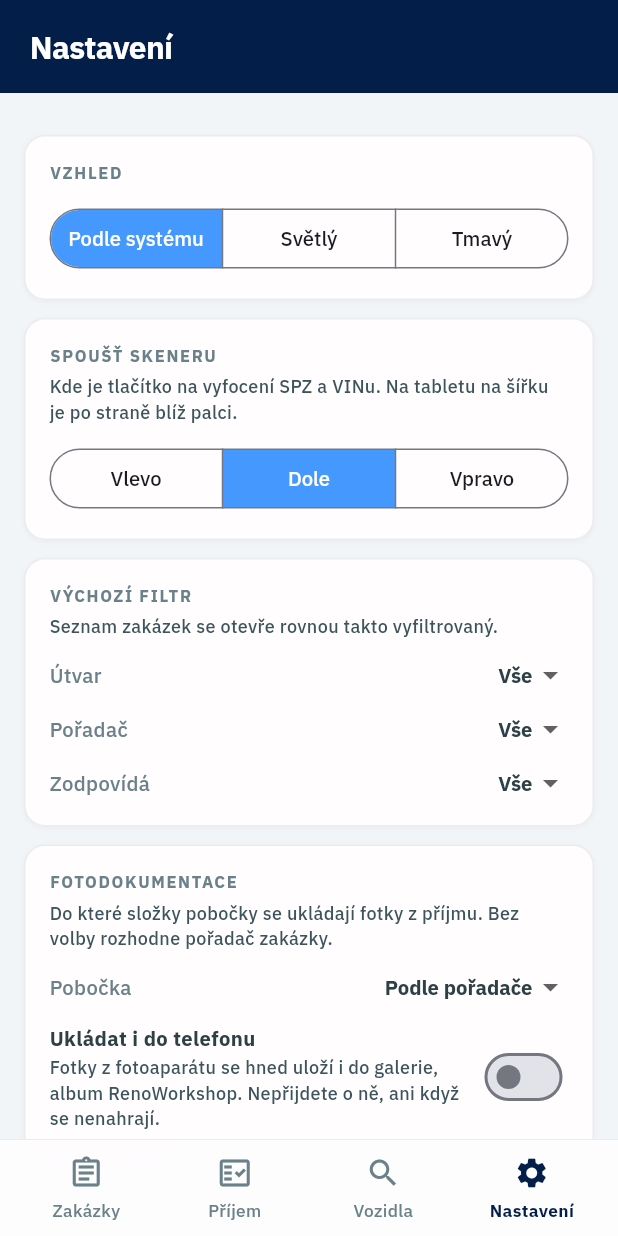
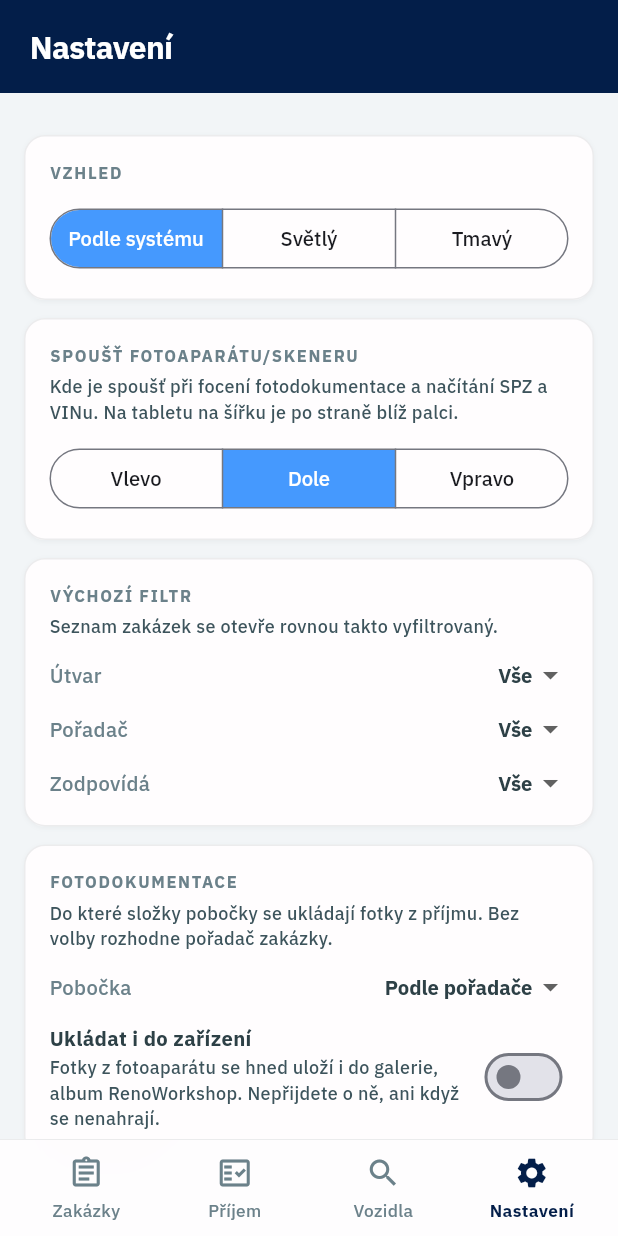
Before and after one commit to JanSvihalek/RenoWorkshop, a Flutter app: the SettingsScreen screen opened by its route, on a phone screen of 412 x 824 dp. Run offline on Flutter 3.47's test engine with Material 3 defaults, Android fonts, the phone set to English and light mode, and no system bars; our stand-ins replace camera, file_picker, firebase_auth, firebase_core, flutter_riverpod, go_router and 5 more; missing offline and left inert: gal, google_mlkit_text_recognition; accounts and stored records are empty; project files that could hold a hidden picture were left out.

Commit message:
Nastavení: spoušť fotoaparátu/skeneru, ukládání do zařízení
Volba polohy spouště platí i pro sériové focení, ne jen pro skener -
nadpis i popis to teď říkají. Záloha fotek „do zařízení", protože
aplikace běží i na tabletech.

Co-Authored-By: Claude Opus 5 <noreply@anthropic.com>

```diff
--- a/lib/src/features/settings/presentation/screens/settings_screen.dart
+++ b/lib/src/features/settings/presentation/screens/settings_screen.dart
@@ -231,13 +231,13 @@ class _SkenerCard extends ConsumerWidget {
         crossAxisAlignment: CrossAxisAlignment.start,
         children: [
           Text(
-            'SPOUŠŤ SKENERU',
+            'SPOUŠŤ FOTOAPARÁTU/SKENERU',
             style: AppTextStyles.overline.copyWith(color: palette.muted),
           ),
           const SizedBox(height: Insets.xxs),
           Text(
-            'Kde je tlačítko na vyfocení SPZ a VINu. Na tabletu na šířku je '
-            'po straně blíž palci.',
+            'Kde je spoušť při focení fotodokumentace a načítání SPZ a VINu. '
+            'Na tabletu na šířku je po straně blíž palci.',
             style: AppTextStyles.metaSmall.copyWith(color: palette.muted2),
           ),
           const SizedBox(height: Insets.base),
@@ -397,7 +397,7 @@ class _FotodokumentaceCard extends ConsumerWidget {
                   crossAxisAlignment: CrossAxisAlignment.start,
                   children: [
                     Text(
-                      'Ukládat i do telefonu',
+                      'Ukládat i do zařízení',
                       style: AppTextStyles.cardBody.copyWith(
                         color: palette.text,
                         fontWeight: FontWeight.w600,
```
